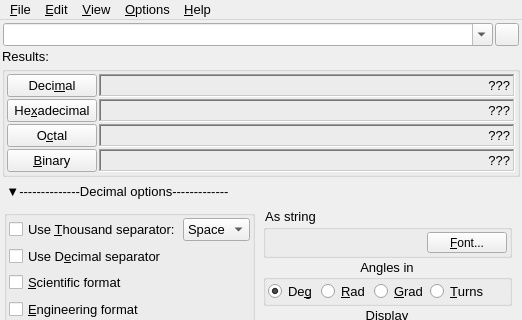
Old version of the form FalconCalcQt/FalconCalcQt.ui in the repository solyoma/FalconCalc; both pictures show x 0 to 522 and y 0 to 320 of the 522 by 463 pixel window.
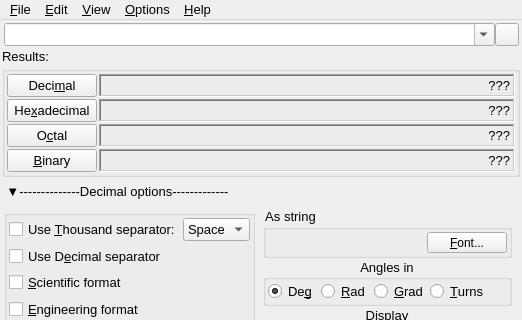
New version of the form. Icons and pictures are not drawn.

Commit message: color changes clear infix button clears status message too bugfix reduce max displayable digits to 55.

```diff
--- a/FalconCalcQt/FalconCalcQt.ui
+++ b/FalconCalcQt/FalconCalcQt.ui
@@ -77,10 +77,10 @@
       </property>
       <layout class="QHBoxLayout" name="horizontalLayout_5">
        <property name="spacing">
-        <number>2</number>
+        <number>0</number>
        </property>
        <property name="leftMargin">
-        <number>1</number>
+        <number>2</number>
        </property>
        <property name="topMargin">
         <number>1</number>
```
Left out of the diff: 2 changed lines with no effect on the pictures. The commit also changes 2 other files.
